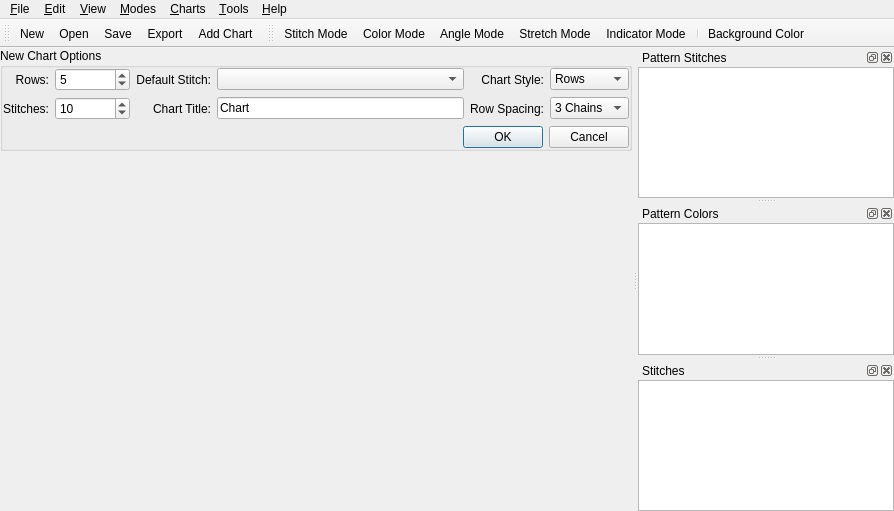
iPenguin/CrochetCharts, file src/mainwindow.ui: the form before one commit.
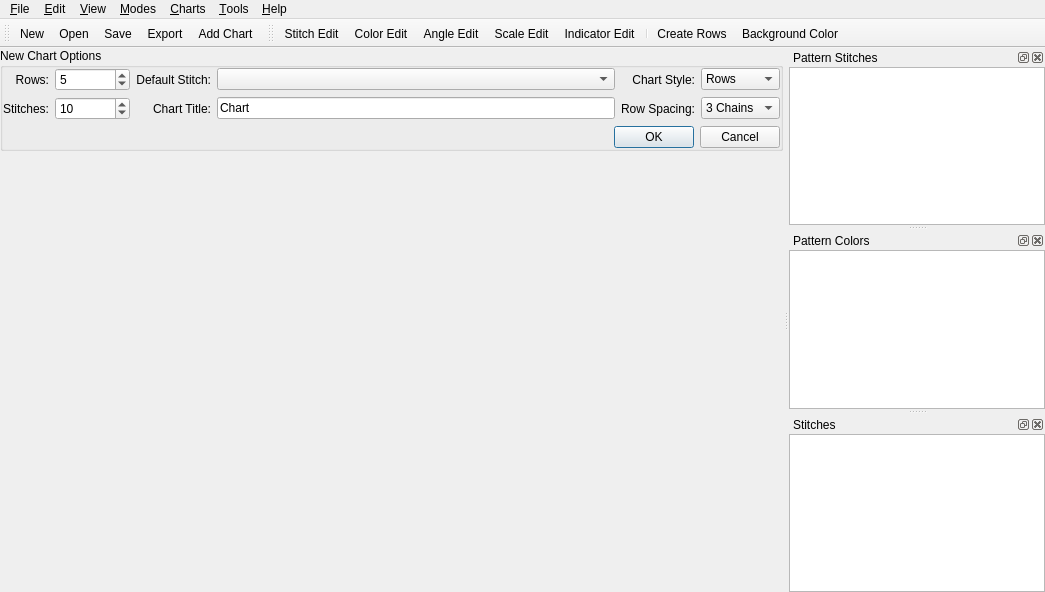
The form after the commit. Icons and pictures are not drawn.

```diff
--- a/src/mainwindow.ui
+++ b/src/mainwindow.ui
@@ -6,8 +6,8 @@
    <rect>
     <x>0</x>
     <y>0</y>
-    <width>894</width>
-    <height>511</height>
+    <width>1045</width>
+    <height>592</height>
    </rect>
   </property>
   <property name="windowTitle">
@@ -23,6 +23,17 @@
      <number>0</number>
     </property>
     <item>
+     <layout class="QVBoxLayout" name="dialogLayout" stretch="0">
+      <property name="spacing">
+       <number>-1</number>
+      </property>
+      <property name="sizeConstraint">
+       <enum>QLayout::SetDefaultConstraint</enum>
+      </property>
+      <property name="leftMargin">
+       <number>0</number>
+      </property>
+      <item>
      <widget class="QGroupBox" name="newDocument">
       <property name="title">
        <string>New Chart Options</string>
@@ -235,6 +246,8 @@
       </layout>
      </widget>
     </item>
+     </layout>
+    </item>
     <item>
      <widget class="QTabWidget" name="tabWidget">
       <property name="currentIndex">
@@ -258,8 +271,8 @@
     <rect>
      <x>0</x>
      <y>0</y>
-     <width>894</width>
-     <height>21</height>
+     <width>1045</width>
+     <height>22</height>
     </rect>
    </property>
    <widget class="QMenu" name="menuFile">
@@ -558,6 +571,7 @@
    <addaction name="actionStretchMode"/>
    <addaction name="actionIndicatorMode"/>
    <addaction name="separator"/>
+   <addaction name="actionCreateRows"/>
    <addaction name="actionColorSelectorBg"/>
   </widget>
   <action name="actionNew">
@@ -821,7 +835,7 @@
      <normaloff>:/images/stitch_mode.svg</normaloff>:/images/stitch_mode.svg</iconset>
    </property>
    <property name="text">
-    <string>Stitch Mode</string>
+    <string>Stitch Edit</string>
    </property>
    <property name="toolTip">
     <string>Edit the stitches used on the chart</string>
@@ -839,7 +853,7 @@
      <normaloff>:/images/fill_color.svg</normaloff>:/images/fill_color.svg</iconset>
    </property>
    <property name="text">
-    <string>Color Mode</string>
+    <string>Color Edit</string>
    </property>
    <property name="toolTip">
     <string>Edit the colors used on the chart</string>
@@ -889,7 +903,7 @@
      <normaloff>:/images/rotate_stitch.svg</normaloff>:/images/rotate_stitch.svg</iconset>
    </property>
    <property name="text">
-    <string>Angle Mode</string>
+    <string>Angle Edit</string>
    </property>
    <property name="toolTip">
     <string>Change the angle of stitches on the chart</string>
@@ -907,7 +921,7 @@
      <normaloff>:/images/stretch_mode.svg</normaloff>:/images/stretch_mode.svg</iconset>
    </property>
    <property name="text">
-    <string>Stretch Mode</string>
+    <string>Scale Edit</string>
    </property>
    <property name="toolTip">
     <string>Stretch the stitch</string>
@@ -925,7 +939,7 @@
      <normaloff>:/images/indicator.svg</normaloff>:/images/indicator.svg</iconset>
    </property>
    <property name="text">
-    <string>Indicator Mode</string>
+    <string>Indicator Edit</string>
    </property>
    <property name="toolTip">
     <string>Add indicators to the chart</string>
@@ -934,6 +948,17 @@
     <string>Alt+7</string>
    </property>
   </action>
+  <action name="actionCreateRows">
+   <property name="checkable">
+    <bool>true</bool>
+   </property>
+   <property name="text">
+    <string>Create Rows</string>
+   </property>
+   <property name="toolTip">
+    <string>Select stitches and create rows</string>
+   </property>
+  </action>
  </widget>
  <layoutdefault spacing="6" margin="11"/>
  <tabstops>
```
Left out of the diff: 6 changed lines with no effect on the pictures. Lines whose indentation alone changed are shown as unchanged.
